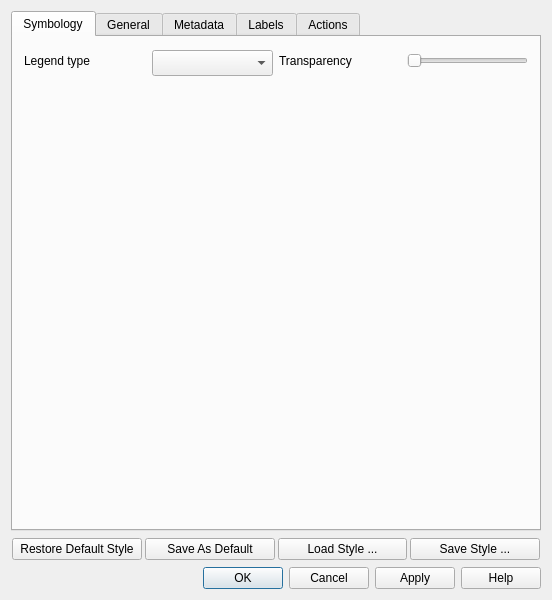
Before: the Qt Designer form src/ui/qgsvectorlayerpropertiesbase.ui in qgis/QGIS, drawn with Qt 5.
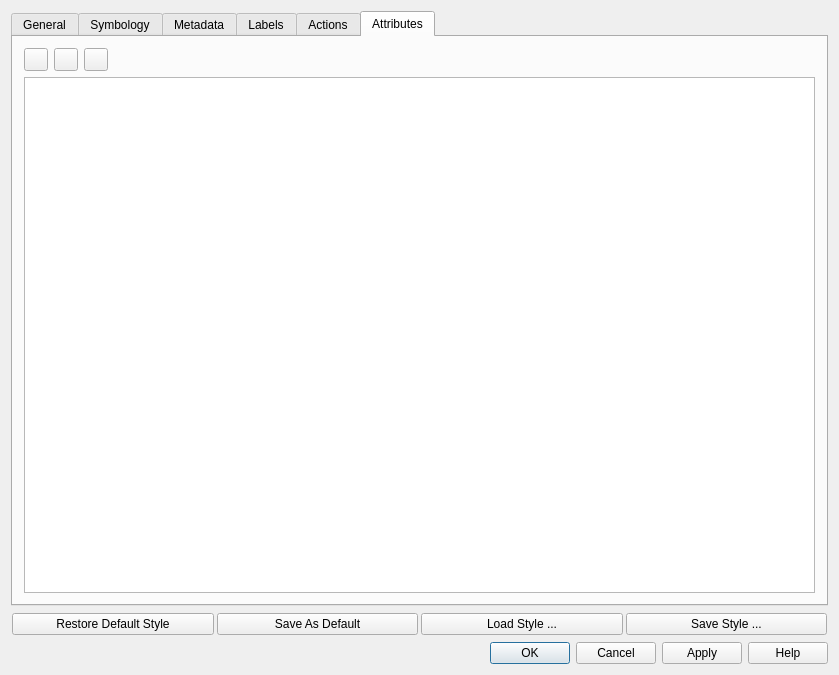
After: the same form once the commit is applied. Icons and pictures are not drawn.

Commit message: handling vector data geometry and attribute updates refactored

Diff of the .ui file:
```diff
--- a/src/ui/qgsvectorlayerpropertiesbase.ui
+++ b/src/ui/qgsvectorlayerpropertiesbase.ui
@@ -5,8 +5,8 @@
    <rect>
     <x>0</x>
     <y>0</y>
-    <width>552</width>
-    <height>600</height>
+    <width>839</width>
+    <height>675</height>
    </rect>
   </property>
   <property name="minimumSize" >
@@ -25,122 +25,83 @@
    <bool>true</bool>
   </property>
   <layout class="QGridLayout" >
+   <item row="1" column="0" >
+    <layout class="QHBoxLayout" >
+     <property name="spacing" >
+      <number>3</number>
+     </property>
+     <property name="margin" >
+      <number>1</number>
+     </property>
+     <item>
+      <widget class="QPushButton" name="pbnLoadDefaultStyle" >
+       <property name="text" >
+        <string>Restore Default Style</string>
+       </property>
+      </widget>
+     </item>
+     <item>
+      <widget class="QPushButton" name="pbnSaveDefaultStyle" >
+       <property name="text" >
+        <string>Save As Default</string>
+       </property>
+      </widget>
+     </item>
+     <item>
+      <widget class="QPushButton" name="pbnLoadStyle" >
+       <property name="text" >
+        <string>Load Style ...</string>
+       </property>
+      </widget>
+     </item>
+     <item>
+      <widget class="QPushButton" name="pbnSaveStyleAs" >
+       <property name="text" >
+        <string>Save Style ...</string>
+       </property>
+      </widget>
+     </item>
+    </layout>
+   </item>
+   <item row="3" column="0" >
+    <widget class="QDialogButtonBox" name="buttonBox" >
+     <property name="orientation" >
+      <enum>Qt::Horizontal</enum>
+     </property>
+     <property name="standardButtons" >
+      <set>QDialogButtonBox::Apply|QDialogButtonBox::Cancel|QDialogButtonBox::Help|QDialogButtonBox::Ok</set>
+     </property>
+    </widget>
+   </item>
    <item row="0" column="0" >
     <widget class="QTabWidget" name="tabWidget" >
+     <property name="enabled" >
+      <bool>true</bool>
+     </property>
+     <property name="sizePolicy" >
+      <sizepolicy vsizetype="Expanding" hsizetype="Expanding" >
+       <horstretch>0</horstretch>
+       <verstretch>0</verstretch>
+      </sizepolicy>
+     </property>
+     <property name="autoFillBackground" >
+      <bool>false</bool>
+     </property>
      <property name="tabShape" >
       <enum>QTabWidget::Rounded</enum>
      </property>
      <property name="currentIndex" >
-      <number>0</number>
+      <number>5</number>
      </property>
      <widget class="QWidget" name="tab1" >
-      <attribute name="title" >
-       <string>Symbology</string>
-      </attribute>
-      <layout class="QGridLayout" >
-       <item row="0" column="0" >
-        <widget class="QLabel" name="legendtypelabel" >
-         <property name="sizePolicy" >
-          <sizepolicy vsizetype="Preferred" hsizetype="Minimum" >
-           <horstretch>0</horstretch>
-           <verstretch>0</verstretch>
-          </sizepolicy>
-         </property>
-         <property name="maximumSize" >
-          <size>
-           <width>32767</width>
-           <height>22</height>
-          </size>
-         </property>
-         <property name="text" >
-          <string>Legend type</string>
-         </property>
-         <property name="buddy" >
-          <cstring>legendtypecombobox</cstring>
-         </property>
-        </widget>
-       </item>
-       <item row="0" column="1" >
-        <widget class="QComboBox" name="legendtypecombobox" >
-         <property name="sizePolicy" >
-          <sizepolicy vsizetype="Fixed" hsizetype="Maximum" >
-           <horstretch>0</horstretch>
-           <verstretch>0</verstretch>
-          </sizepolicy>
-         </property>
-         <property name="minimumSize" >
-          <size>
-           <width>0</width>
-           <height>26</height>
-          </size>
-         </property>
-         <property name="maximumSize" >
-          <size>
-           <width>32767</width>
-           <height>22</height>
-          </size>
-         </property>
-        </widget>
-       </item>
-       <item row="0" column="2" >
-        <widget class="QLabel" name="lblTransparencyPercent" >
-         <property name="sizePolicy" >
-          <sizepolicy vsizetype="Preferred" hsizetype="Minimum" >
-           <horstretch>0</horstretch>
-           <verstretch>0</verstretch>
-          </sizepolicy>
-         </property>
-         <property name="text" >
-          <string>Transparency</string>
-         </property>
-         <property name="buddy" >
-          <cstring>sliderTransparency</cstring>
-         </property>
-        </widget>
-       </item>
-       <item row="0" column="3" >
-        <widget class="QSlider" name="sliderTransparency" >
-         <property name="sizePolicy" >
-          <sizepolicy vsizetype="Fixed" hsizetype="Minimum" >
-           <horstretch>0</horstretch>
-           <verstretch>0</verstretch>
-          </sizepolicy>
-         </property>
-         <property name="maximum" >
-          <number>255</number>
-         </property>
-         <property name="value" >
-          <number>0</number>
-         </property>
-         <property name="orientation" >
-          <enum>Qt::Horizontal</enum>
-         </property>
-        </widget>
-       </item>
-       <item row="1" column="0" colspan="4" >
-        <widget class="QStackedWidget" name="widgetStackRenderers" >
-         <property name="sizePolicy" >
-          <sizepolicy vsizetype="Expanding" hsizetype="Expanding" >
-           <horstretch>0</horstretch>
-           <verstretch>0</verstretch>
-          </sizepolicy>
-         </property>
-         <property name="frameShape" >
-          <enum>QFrame::NoFrame</enum>
-         </property>
-         <property name="frameShadow" >
-          <enum>QFrame::Sunken</enum>
-         </property>
-         <property name="currentIndex" >
-          <number>1</number>
-         </property>
-         <widget class="QWidget" name="page" />
-         <widget class="QWidget" name="page_2" />
-        </widget>
-       </item>
-      </layout>
-     </widget>
-     <widget class="QWidget" name="tab2" >
+      <property name="geometry" >
+       <rect>
+        <x>0</x>
+        <y>0</y>
+        <width>817</width>
+        <height>557</height>
+       </rect>
+      </property>
       <attribute name="title" >
        <string>General</string>
       </attribute>
@@ -340,6 +301,145 @@
        </item>
       </layout>
      </widget>
+     <widget class="QWidget" name="tab2" >
+      <property name="geometry" >
+       <rect>
+        <x>0</x>
+        <y>0</y>
+        <width>817</width>
+        <height>552</height>
+       </rect>
+      </property>
+      <property name="sizePolicy" >
+       <sizepolicy vsizetype="Expanding" hsizetype="Expanding" >
+        <horstretch>0</horstretch>
+        <verstretch>0</verstretch>
+       </sizepolicy>
+      </property>
+      <attribute name="title" >
+       <string>Symbology</string>
+      </attribute>
+      <layout class="QGridLayout" >
+       <item row="0" column="0" >
+        <widget class="QLabel" name="legendtypelabel" >
+         <property name="sizePolicy" >
+          <sizepolicy vsizetype="Preferred" hsizetype="Minimum" >
+           <horstretch>0</horstretch>
+           <verstretch>0</verstretch>
+          </sizepolicy>
+         </property>
+         <property name="maximumSize" >
+          <size>
+           <width>32767</width>
+           <height>22</height>
+          </size>
+         </property>
+         <property name="text" >
+          <string>Legend type</string>
+         </property>
+         <property name="buddy" >
+          <cstring>legendtypecombobox</cstring>
+         </property>
+        </widget>
+       </item>
+       <item row="0" column="1" >
+        <widget class="QComboBox" name="legendtypecombobox" >
+         <property name="sizePolicy" >
+          <sizepolicy vsizetype="Fixed" hsizetype="Maximum" >
+           <horstretch>0</horstretch>
+           <verstretch>0</verstretch>
+          </sizepolicy>
+         </property>
+         <property name="minimumSize" >
+          <size>
+           <width>0</width>
+           <height>26</height>
+          </size>
+         </property>
+         <property name="maximumSize" >
+          <size>
+           <width>32767</width>
+           <height>22</height>
+          </size>
+         </property>
+        </widget>
+       </item>
+       <item row="0" column="2" >
+        <widget class="QLabel" name="lblTransparencyPercent" >
+         <property name="sizePolicy" >
+          <sizepolicy vsizetype="Preferred" hsizetype="Minimum" >
+           <horstretch>0</horstretch>
+           <verstretch>0</verstretch>
+          </sizepolicy>
+         </property>
+         <property name="text" >
+          <string>Transparency</string>
+         </property>
+         <property name="buddy" >
+          <cstring>sliderTransparency</cstring>
+         </property>
+        </widget>
+       </item>
+       <item row="0" column="3" >
+        <widget class="QSlider" name="sliderTransparency" >
+         <property name="sizePolicy" >
+          <sizepolicy vsizetype="Fixed" hsizetype="Minimum" >
+           <horstretch>0</horstretch>
+           <verstretch>0</verstretch>
+          </sizepolicy>
+         </property>
+         <property name="maximum" >
+          <number>255</number>
+         </property>
+         <property name="value" >
+          <number>0</number>
+         </property>
+         <property name="orientation" >
+          <enum>Qt::Horizontal</enum>
+         </property>
+        </widget>
+       </item>
+       <item row="1" column="0" colspan="4" >
+        <widget class="QStackedWidget" name="widgetStackRenderers" >
+         <property name="sizePolicy" >
+          <sizepolicy vsizetype="Expanding" hsizetype="Expanding" >
+           <horstretch>0</horstretch>
+           <verstretch>0</verstretch>
+          </sizepolicy>
+         </property>
+         <property name="frameShape" >
+          <enum>QFrame::NoFrame</enum>
+         </property>
+         <property name="frameShadow" >
+          <enum>QFrame::Sunken</enum>
+         </property>
+         <property name="currentIndex" >
+          <number>1</number>
+         </property>
+         <widget class="QWidget" name="page" >
+          <property name="geometry" >
+           <rect>
+            <x>0</x>
+            <y>0</y>
+            <width>100</width>
+            <height>30</height>
+           </rect>
+          </property>
+         </widget>
+         <widget class="QWidget" name="page_2" >
+          <property name="geometry" >
+           <rect>
+            <x>0</x>
+            <y>0</y>
+            <width>799</width>
+            <height>502</height>
+           </rect>
+          </property>
+         </widget>
+        </widget>
+       </item>
+      </layout>
+     </widget>
      <widget class="QWidget" name="tab3" >
       <attribute name="title" >
        <string>Metadata</string>
@@ -428,63 +528,118 @@
        </item>
       </layout>
      </widget>
-    </widget>
-   </item>
-   <item row="1" column="0" >
-    <layout class="QHBoxLayout" >
-     <property name="spacing" >
-      <number>3</number>
-     </property>
-     <property name="leftMargin" >
-      <number>1</number>
-     </property>
-     <property name="topMargin" >
-      <number>1</number>
-     </property>
-     <property name="rightMargin" >
-      <number>1</number>
-     </property>
-     <property name="bottomMargin" >
-      <number>1</number>
-     </property>
-     <item>
-      <widget class="QPushButton" name="pbnLoadDefaultStyle" >
-       <property name="text" >
-        <string>Restore Default Style</string>
-       </property>
-      </widget>
-     </item>
-     <item>
-      <widget class="QPushButton" name="pbnSaveDefaultStyle" >
-       <property name="text" >
-        <string>Save As Default</string>
-       </property>
-      </widget>
-     </item>
-     <item>
-      <widget class="QPushButton" name="pbnLoadStyle" >
-       <property name="text" >
-        <string>Load Style ...</string>
-       </property>
-      </widget>
-     </item>
-     <item>
-      <widget class="QPushButton" name="pbnSaveStyleAs" >
-       <property name="text" >
-        <string>Save Style ...</string>
-       </property>
-      </widget>
-     </item>
-    </layout>
-   </item>
-   <item row="3" column="0" >
-    <widget class="QDialogButtonBox" name="buttonBox" >
-     <property name="orientation" >
-      <enum>Qt::Horizontal</enum>
-     </property>
-     <property name="standardButtons" >
-      <set>QDialogButtonBox::Apply|QDialogButtonBox::Cancel|QDialogButtonBox::Help|QDialogButtonBox::NoButton|QDialogButtonBox::Ok</set>
-     </property>
+     <widget class="QWidget" name="tab6" >
+      <property name="geometry" >
+       <rect>
+        <x>0</x>
+        <y>0</y>
+        <width>817</width>
+        <height>557</height>
+       </rect>
+      </property>
+      <attribute name="title" >
+       <string>Attributes</string>
+      </attribute>
+      <layout class="QVBoxLayout" name="verticalLayout" >
+       <item>
+        <layout class="QHBoxLayout" name="horizontalLayout" >
+         <property name="sizeConstraint" >
+          <enum>QLayout::SetNoConstraint</enum>
+         </property>
+         <item>
+          <widget class="QToolButton" name="mAddAttributeButton" >
+           <property name="sizePolicy" >
+            <sizepolicy vsizetype="Fixed" hsizetype="Fixed" >
+             <horstretch>0</horstretch>
+             <verstretch>0</verstretch>
+            </sizepolicy>
+           </property>
+           <property name="toolTip" >
+            <string>New column</string>
+           </property>
+           <property name="text" >
+            <string/>
+           </property>
+           <property name="icon" >
+            <iconset>
+             <normaloff>../xpm/new_attribute.png</normaloff>../xpm/new_attribute.png</iconset>
+           </property>
+           <property name="shortcut" >
+            <string>Ctrl+N</string>
+           </property>
+          </widget>
+         </item>
+         <item>
+          <widget class="QToolButton" name="mDeleteAttributeButton" >
+           <property name="toolTip" >
+            <string>Delete column</string>
+           </property>
+           <property name="text" >
+            <string/>
+           </property>
+           <property name="icon" >
+            <iconset>
+             <normaloff>../xpm/delete_attribute.png</normaloff>../xpm/delete_attribute.png</iconset>
+           </property>
+           <property name="shortcut" >
+            <string>Ctrl+X</string>
+           </property>
+          </widget>
+         </item>
+         <item>
+          <widget class="QToolButton" name="mToggleEditingButton" >
+           <property name="toolTip" >
+            <string>Toggle editing mode</string>
+           </property>
+           <property name="whatsThis" >
+            <string>Click to toggle table editing</string>
+           </property>
+           <property name="text" >
+            <string/>
+           </property>
+           <property name="checkable" >
+            <bool>true</bool>
+           </property>
+          </widget>
+         </item>
+         <item>
+          <spacer name="horizontalSpacer" >
+           <property name="orientation" >
+            <enum>Qt::Horizontal</enum>
+           </property>
+           <property name="sizeHint" stdset="0" >
+            <size>
+             <width>40</width>
+             <height>20</height>
+            </size>
+           </property>
+          </spacer>
+         </item>
+        </layout>
+       </item>
+       <item>
+        <widget class="QTableWidget" name="tblAttributes" >
+         <property name="sizePolicy" >
+          <sizepolicy vsizetype="Expanding" hsizetype="Expanding" >
+           <horstretch>0</horstretch>
+           <verstretch>0</verstretch>
+          </sizepolicy>
+         </property>
+         <property name="minimumSize" >
+          <size>
+           <width>256</width>
+           <height>0</height>
+          </size>
+         </property>
+         <property name="sortingEnabled" >
+          <bool>false</bool>
+         </property>
+        </widget>
+       </item>
+      </layout>
+      <zorder>tblAttributes</zorder>
+      <zorder></zorder>
+     </widget>
     </widget>
    </item>
   </layout>
```
Left out of the diff: 63 changed lines with no effect on the pictures. The commit also changes 62 other files.
